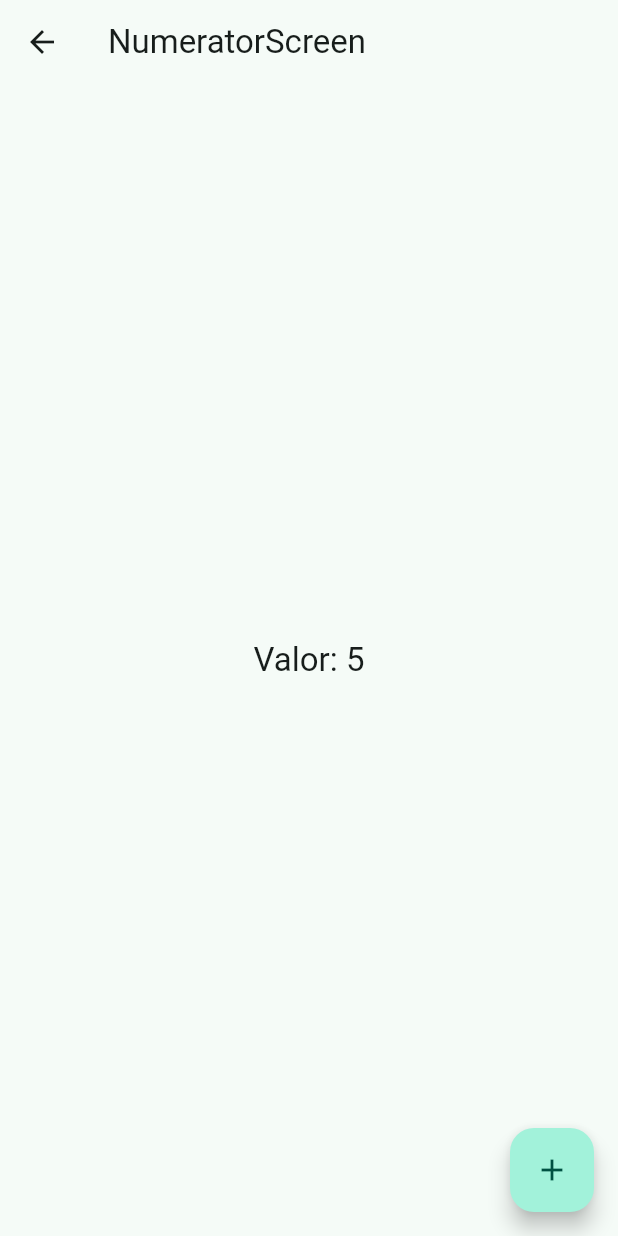
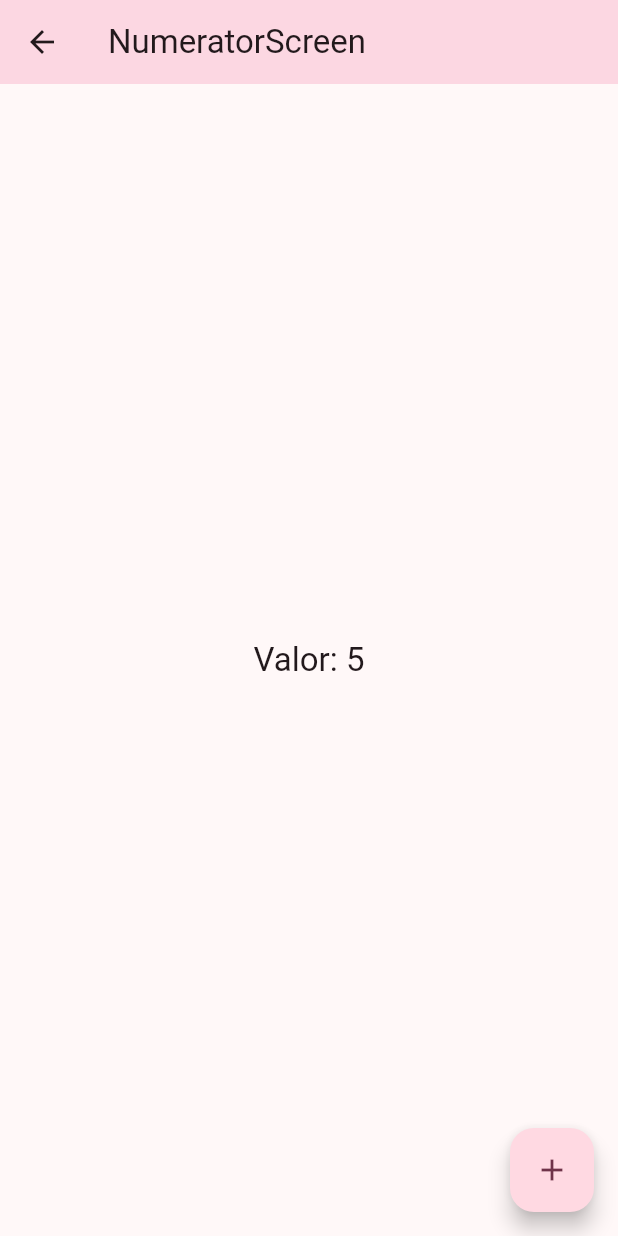
Before and after one commit to Pixxiejinx/appmovil, a Flutter app: the screen it shows after launch, after a tap on "Contador", on a phone screen of 412 x 824 dp. Run offline on Flutter 3.47's test engine with Material 3 defaults, Android fonts, the phone set to English and light mode, and no system bars; our stand-ins replace flutter_riverpod, go_router.

Commit message:
ebelmon: Implementación de Light y Dark

```diff
--- a/lib/config/them/app_theme.dart
+++ b/lib/config/them/app_theme.dart
@@ -15,7 +15,8 @@ class AppTheme {
   ThemeData getTheme() => ThemeData(
     colorSchemeSeed: electusColor,
     brightness: tenebrisModusEst ? Brightness.dark : Brightness.light,
-    appBarTheme: const AppBarTheme(
+    appBarTheme: AppBarTheme(
+    backgroundColor: tenebrisModusEst ? electusColor: electusColor.withAlpha(80),
     centerTitle: false,
     )
   );
--- a/lib/main.dart
+++ b/lib/main.dart
@@ -23,7 +23,7 @@ class MainApp extends ConsumerWidget {
     return MaterialApp.router(
       routerConfig: appRouter,
       debugShowCheckedModeBanner: false,
-      theme: AppTheme(tenebrisModusEst: tenebrisModusEst).getTheme(),
+      theme: AppTheme(tenebrisModusEst: tenebrisModusEst, electusColor: Colors.pink.shade200).getTheme(),
     );
   }
 }
--- a/lib/presentation/screens/domus/domus_screen.dart
+++ b/lib/presentation/screens/domus/domus_screen.dart
@@ -71,7 +71,7 @@ class _PropriumListTile extends StatelessWidget {
      trailing: Icon(Icons.arrow_forward_ios_rounded, color: colorum.primary),
      leading: CircleAvatar(
       backgroundColor: Color.fromARGB(
-        100,
+        Theme.of(context).brightness == Brightness.dark ? 200 : 100,
         math.Random().nextInt(255),
         math.Random().nextInt(255),
         math.Random().nextInt(255),
```
